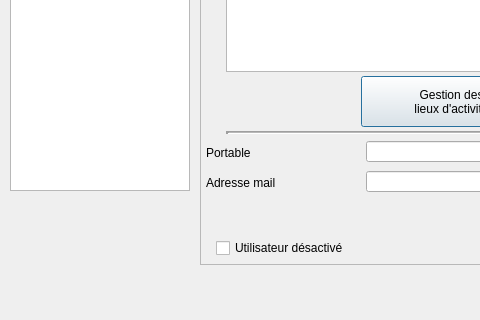
This is Dialogs/dlg_gestionusers.ui in ukinoki/RufusAdmin as Qt 5 draws it before an edit; both pictures show x 0 to 480 and y 290 to 610 of the 1220 by 610 pixel window. The edited form follows.
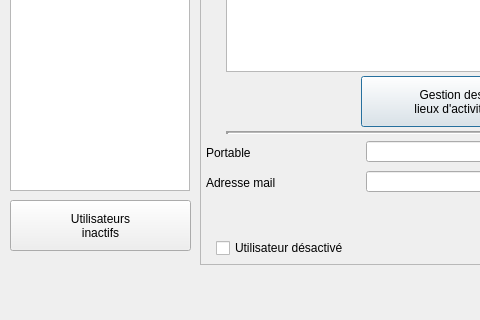
This is the edited form. Icons and pictures are not drawn. Custom widgets are drawn as their Qt base class.

The edit to the form file:
```diff
--- a/Dialogs/dlg_gestionusers.ui
+++ b/Dialogs/dlg_gestionusers.ui
@@ -1405,6 +1405,42 @@
     <enum>QAbstractItemView::SelectRows</enum>
    </property>
   </widget>
+  <widget class="UpPushButton" name="InactifspushButton">
+   <property name="geometry">
+    <rect>
+     <x>10</x>
+     <y>490</y>
+     <width>181</width>
+     <height>51</height>
+    </rect>
+   </property>
+   <property name="minimumSize">
+    <size>
+     <width>0</width>
+     <height>51</height>
+    </size>
+   </property>
+   <property name="maximumSize">
+    <size>
+     <width>16777215</width>
+     <height>51</height>
+    </size>
+   </property>
+   <property name="text">
+    <string>Utilisateurs
+inactifs</string>
+   </property>
+   <property name="icon">
+    <iconset resource="../assets/Images/images.qrc">
+     <normaloff>:/3DcursorOFF.png</normaloff>:/3DcursorOFF.png</iconset>
+   </property>
+   <property name="iconSize">
+    <size>
+     <width>50</width>
+     <height>50</height>
+    </size>
+   </property>
+  </widget>
  </widget>
  <customwidgets>
   <customwidget>
```
